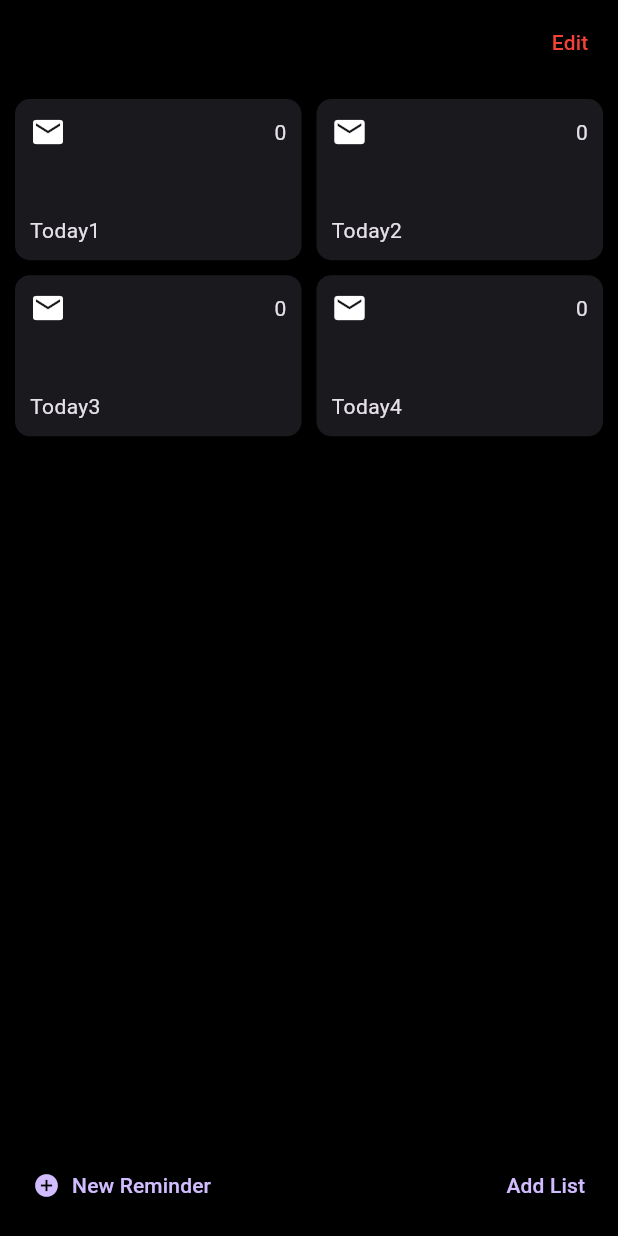
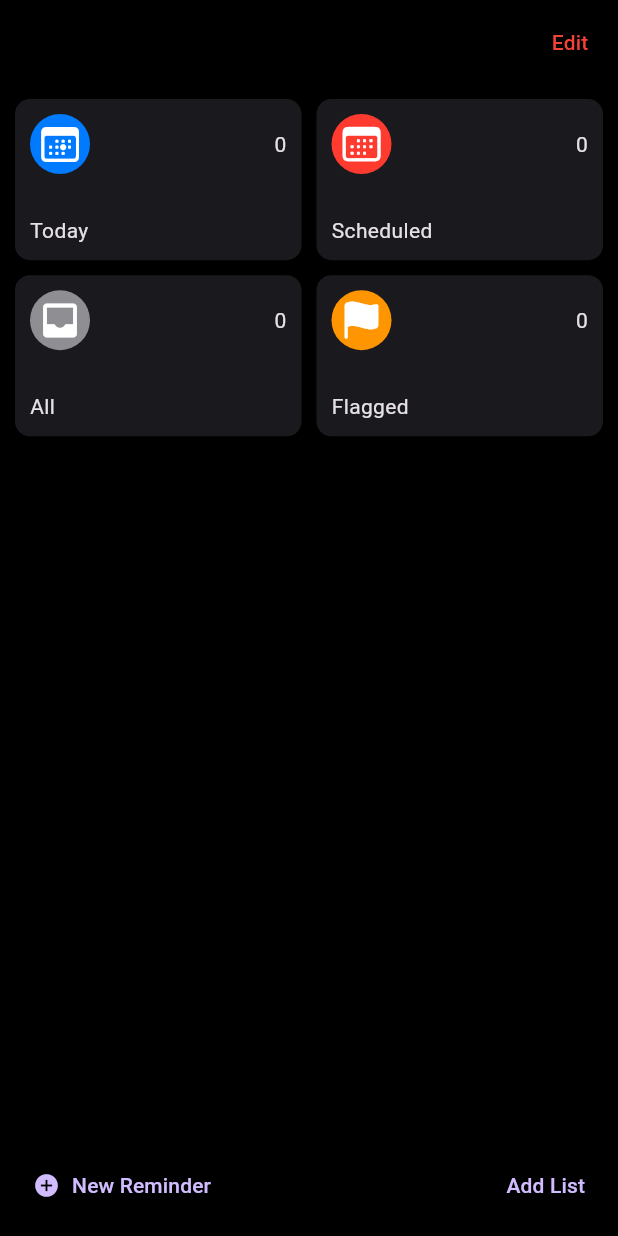
Before and after one commit to UIT19521334/FirstFlutterTest, a Flutter app: the screen it shows after launch, on a phone screen of 412 x 824 dp. Run offline on Flutter 3.47's test engine with Material 3 defaults, Android fonts, the phone set to English and light mode, and no system bars.

Commit message:
[Refactor] - Update flutter code

```diff
--- /dev/null
+++ b/food/lib/common/widgets/category_icon.dart
@@ -0,0 +1,21 @@
+import 'package:flutter/material.dart';
+
+class CategoryIcon extends StatelessWidget {
+  final dynamic bgColor;
+  final IconData iconData;
+
+  const CategoryIcon(
+      {super.key, required this.bgColor, required this.iconData});
+
+  @override
+  Widget build(BuildContext context) {
+    return Container(
+        padding: const EdgeInsets.all(5.0),
+        decoration: BoxDecoration(color: bgColor, shape: BoxShape.circle),
+        child: Icon(
+          iconData,
+          size: 30,
+          color: Colors.white,
+        ));
+  }
+}
--- a/food/lib/models/category.dart
+++ b/food/lib/models/category.dart
@@ -1,7 +1,10 @@
+import 'package:food/common/widgets/category_icon.dart';
+
 class Category {
   String id;
   String name;
   bool? isChecked;
+  final CategoryIcon icon;
 
-  Category({required this.id, required this.name, this.isChecked });
+  Category({required this.icon, required this.id, required this.name, this.isChecked });
 }
--- /dev/null
+++ b/food/lib/screens/home/category_collection.dart
@@ -0,0 +1,37 @@
+import 'package:flutter/cupertino.dart';
+import 'package:flutter/material.dart';
+import 'package:food/common/widgets/category_icon.dart';
+import 'package:food/models/category.dart';
+
+class CategoryCollection {
+  final List<Category> categories = [
+    Category(
+        id: 'today',
+        name: 'Today',
+        icon: const CategoryIcon(
+          bgColor: CupertinoColors.systemBlue,
+          iconData: CupertinoIcons.calendar_today,
+        )),
+    Category(
+        id: 'scheduled',
+        name: 'Scheduled',
+        icon: const CategoryIcon(
+          bgColor: CupertinoColors.systemRed,
+          iconData: CupertinoIcons.calendar,
+        )),
+    Category(
+        id: 'all',
+        name: 'All',
+        icon: const CategoryIcon(
+          bgColor: CupertinoColors.systemGrey,
+          iconData: Icons.inbox_rounded,
+        )),
+    Category(
+        id: 'flagged',
+        name: 'Flagged',
+        icon: const CategoryIcon(
+          bgColor: CupertinoColors.systemOrange,
+          iconData: CupertinoIcons.flag_fill,
+        )),
+  ];
+}
--- /dev/null
+++ b/food/lib/screens/home/footer.dart
@@ -0,0 +1,25 @@
+
+import 'package:flutter/material.dart';
+
+class Footer extends StatelessWidget {
+  const Footer({
+    super.key,
+  });
+
+  @override
+  Widget build(BuildContext context) {
+    return Container(
+      padding: const EdgeInsets.all(10),
+      child: Row(
+        mainAxisAlignment: MainAxisAlignment.spaceBetween,
+        children: [
+          TextButton.icon(
+              onPressed: () {},
+              icon: const Icon(Icons.add_circle),
+              label: const Text('New Reminder')),
+          TextButton(onPressed: () {}, child: const Text('Add List'))
+        ],
+      ),
+    );
+  }
+}
--- /dev/null
+++ b/food/lib/screens/home/grid_view_item.dart
@@ -0,0 +1,44 @@
+import 'package:flutter/cupertino.dart';
+import 'package:food/screens/home/category_collection.dart';
+
+class GridViewItems extends StatelessWidget {
+  const GridViewItems({
+    required this.categoryCollection,
+  });
+
+  final CategoryCollection categoryCollection;
+
+  @override
+  Widget build(BuildContext context) {
+    return GridView.count(
+      crossAxisCount: 2,
+      childAspectRatio: 16 / 9,
+      crossAxisSpacing: 10,
+      mainAxisSpacing: 10,
+      padding: const EdgeInsets.all(10),
+      children: categoryCollection.categories
+          .map(
+            (category) => Container(
+              decoration: BoxDecoration(
+                color: const Color(0xFF1A191D),
+                borderRadius: BorderRadius.circular(10),
+              ),
+              child: Padding(
+                padding: const EdgeInsets.all(10.0),
+                child: Column(
+                  mainAxisAlignment: MainAxisAlignment.spaceBetween,
+                  crossAxisAlignment: CrossAxisAlignment.start,
+                  children: [
+                    Row(
+                        mainAxisAlignment: MainAxisAlignment.spaceBetween,
+                        children: [category.icon, const Text('0')]),
+                    Text(category.name)
+                  ],
+                ),
+              ),
+            ),
+          )
+          .toList(),
+    );
+  }
+}
--- a/food/lib/screens/home_screen.dart
+++ b/food/lib/screens/home_screen.dart
@@ -1,15 +1,12 @@
 import 'package:flutter/material.dart';
-import 'package:food/models/category.dart';
+import 'package:food/screens/home/category_collection.dart';
+import 'package:food/screens/home/footer.dart';
+import 'package:food/screens/home/grid_view_item.dart';
 
 class HomeScreen extends StatelessWidget {
   HomeScreen({super.key});
 
-  final List<Category> categories = [
-    Category(id: 'today1', name: 'Today1'),
-    Category(id: 'today2', name: 'Today2'),
-    Category(id: 'today3', name: 'Today3'),
-    Category(id: 'today4', name: 'Today4')
-  ];
+  final categoryCollection = CategoryCollection();
 
   @override
   Widget build(BuildContext context) {
@@ -28,53 +25,8 @@ class HomeScreen extends StatelessWidget {
         children: [
           Expanded(
               flex: 1,
-              child: GridView.count(
-                crossAxisCount: 2,
-                childAspectRatio: 16 / 9,
-                crossAxisSpacing: 10,
-                mainAxisSpacing: 10,
-                padding: EdgeInsets.all(10),
-                children: categories
-                    .map(
-                      (category) => Container(
-                        decoration: BoxDecoration(
-                          color: const Color(0xFF1A191D),
-                          borderRadius: BorderRadius.circular(10),
-                        ),
-                        child: Padding(
-                          padding: const EdgeInsets.all(10.0),
-                          child: Column(
-                            mainAxisAlignment: MainAxisAlignment.spaceBetween,
-                            crossAxisAlignment: CrossAxisAlignment.start,
-                            children: [
-                              const Row(
-                                  mainAxisAlignment: MainAxisAlignment.spaceBetween,
-                                  children: [
-                                    Icon(Icons.email),
-                                    Text('0')
-                                  ]
-                              ),
-                              Text(category.name)
-                            ],
-                          ),
-                        ),
-                      ),
-                    )
-                    .toList(),
-              )),
-          Container(
-            padding: const EdgeInsets.all(10),
-            child: Row(
-              mainAxisAlignment: MainAxisAlignment.spaceBetween,
-              children: [
-                TextButton.icon(
-                    onPressed: () {},
-                    icon: const Icon(Icons.add_circle),
-                    label: const Text('New Reminder')),
-                TextButton(onPressed: () {}, child: const Text('Add List'))
-              ],
-            ),
-          ),
+              child: GridViewItems(categoryCollection: categoryCollection)),
+          const Footer(),
         ],
       ),
     );
```
